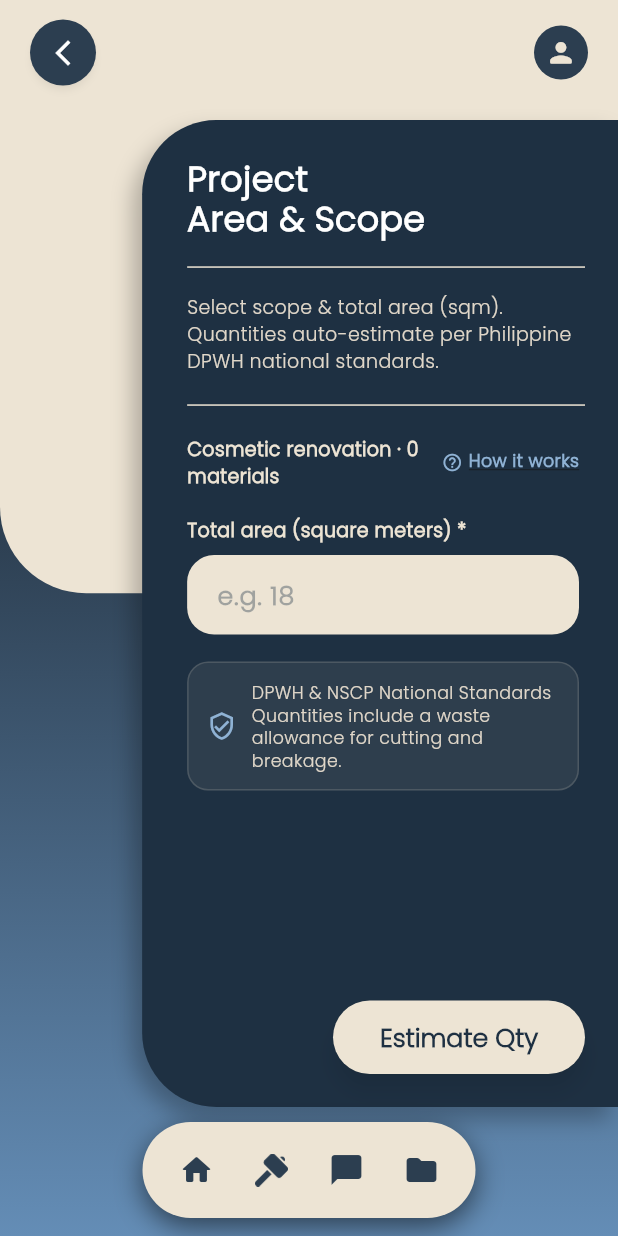
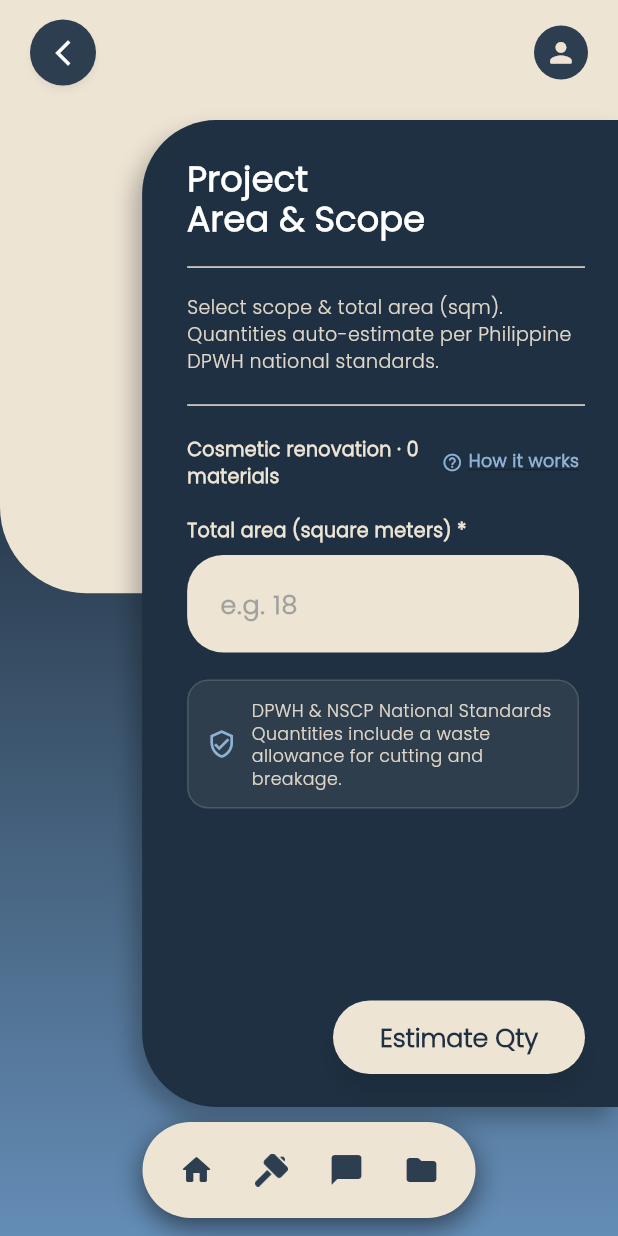
Before and after one commit to madddpg/mobile_capstone-main, a Flutter app: the TemplateAreaScreen widget shown alone on an empty page, opened directly with empty values, on a phone screen of 412 x 824 dp. Run offline on Flutter 3.47's test engine with Material 3 defaults, Android fonts, the phone set to English and light mode, and no system bars; our stand-ins replace cached_network_image, cloud_firestore, cloud_functions, connectivity_plus, file_picker, firebase_auth and 10 more; missing offline and left inert: firebase_app_check; accounts and stored records are empty.

Commit message:
Enlarge length and area fields on Site Details.
The room length, width, height, and area boxes are taller, with a 24-pixel corner, so they are easier to tap.

Co-authored-by: Gian Andrei Buan <buangp@students.nu-lipa.edu.ph>

```diff
--- a/lib/features/project_creation/screens/template_area_screen.dart
+++ b/lib/features/project_creation/screens/template_area_screen.dart
@@ -676,7 +676,7 @@ class _TemplateAreaScreenState extends State<TemplateAreaScreen> {
         keyboardType: const TextInputType.numberWithOptions(decimal: true),
         style: GoogleFonts.poppins(
           color: GlitchedFlowShell.darkBlue,
-          fontSize: 16,
+          fontSize: 18,
           fontWeight: FontWeight.w600,
         ),
         scrollPadding: const EdgeInsets.fromLTRB(20, 24, 20, 28),
@@ -684,17 +684,29 @@ class _TemplateAreaScreenState extends State<TemplateAreaScreen> {
           hintText: 'e.g. 18',
           hintStyle: GoogleFonts.poppins(
             color: GlitchedFlowShell.darkBlue.withValues(alpha: 0.4),
+            fontSize: 16,
           ),
           suffixText: 'sqm',
           filled: true,
           fillColor: GlitchedFlowShell.cream,
           border: OutlineInputBorder(
-            borderRadius: BorderRadius.circular(18),
+            borderRadius: BorderRadius.circular(24),
             borderSide: BorderSide.none,
           ),
+          enabledBorder: OutlineInputBorder(
+            borderRadius: BorderRadius.circular(24),
+            borderSide: BorderSide.none,
+          ),
+          focusedBorder: OutlineInputBorder(
+            borderRadius: BorderRadius.circular(24),
+            borderSide: const BorderSide(
+              color: GlitchedFlowShell.darkBlue,
+              width: 1.4,
+            ),
+          ),
           contentPadding: const EdgeInsets.symmetric(
-            horizontal: 16,
-            vertical: 14,
+            horizontal: 18,
+            vertical: 18,
           ),
         ),
         validator: (value) {
@@ -867,12 +879,12 @@ class _TemplateAreaScreenState extends State<TemplateAreaScreen> {
           Expanded(
             child: _metresField(_lengthController, 'Length', 'e.g. 3.0'),
           ),
-          const SizedBox(width: 8),
+          const SizedBox(width: 10),
           Expanded(
             child: _metresField(_widthController, 'Width', 'e.g. 2.5'),
           ),
           if (job.hasWalls) ...[
-            const SizedBox(width: 8),
+            const SizedBox(width: 10),
             Expanded(
               child: _metresField(_heightController, 'Height', 'e.g. 2.7'),
             ),
@@ -1066,32 +1078,43 @@ class _TemplateAreaScreenState extends State<TemplateAreaScreen> {
       scrollPadding: const EdgeInsets.fromLTRB(20, 24, 20, 28),
       style: GoogleFonts.poppins(
         color: GlitchedFlowShell.darkBlue,
-        fontSize: dense ? 13 : 15,
+        fontSize: dense ? 15 : 18,
         fontWeight: FontWeight.w600,
       ),
       decoration: InputDecoration(
         labelText: label,
         labelStyle: GoogleFonts.poppins(
           color: GlitchedFlowShell.darkBlue.withValues(alpha: 0.7),
-          fontSize: 12,
+          fontSize: dense ? 12 : 13,
         ),
         floatingLabelBehavior: FloatingLabelBehavior.always,
         hintText: hint,
         hintStyle: GoogleFonts.poppins(
           color: GlitchedFlowShell.darkBlue.withValues(alpha: 0.35),
-          fontSize: dense ? 12 : 13,
+          fontSize: dense ? 13 : 15,
         ),
         suffixText: 'm',
-        isDense: true,
+        isDense: dense,
         filled: true,
         fillColor: GlitchedFlowShell.cream,
         border: OutlineInputBorder(
-          borderRadius: BorderRadius.circular(14),
+          borderRadius: BorderRadius.circular(dense ? 18 : 24),
           borderSide: BorderSide.none,
         ),
+        enabledBorder: OutlineInputBorder(
+          borderRadius: BorderRadius.circular(dense ? 18 : 24),
+          borderSide: BorderSide.none,
+        ),
+        focusedBorder: OutlineInputBorder(
+          borderRadius: BorderRadius.circular(dense ? 18 : 24),
+          borderSide: const BorderSide(
+            color: GlitchedFlowShell.darkBlue,
+            width: 1.4,
+          ),
+        ),
         contentPadding: EdgeInsets.symmetric(
-          horizontal: 12,
-          vertical: dense ? 8 : 12,
+          horizontal: dense ? 12 : 16,
+          vertical: dense ? 14 : 18,
         ),
       ),
     );
```
